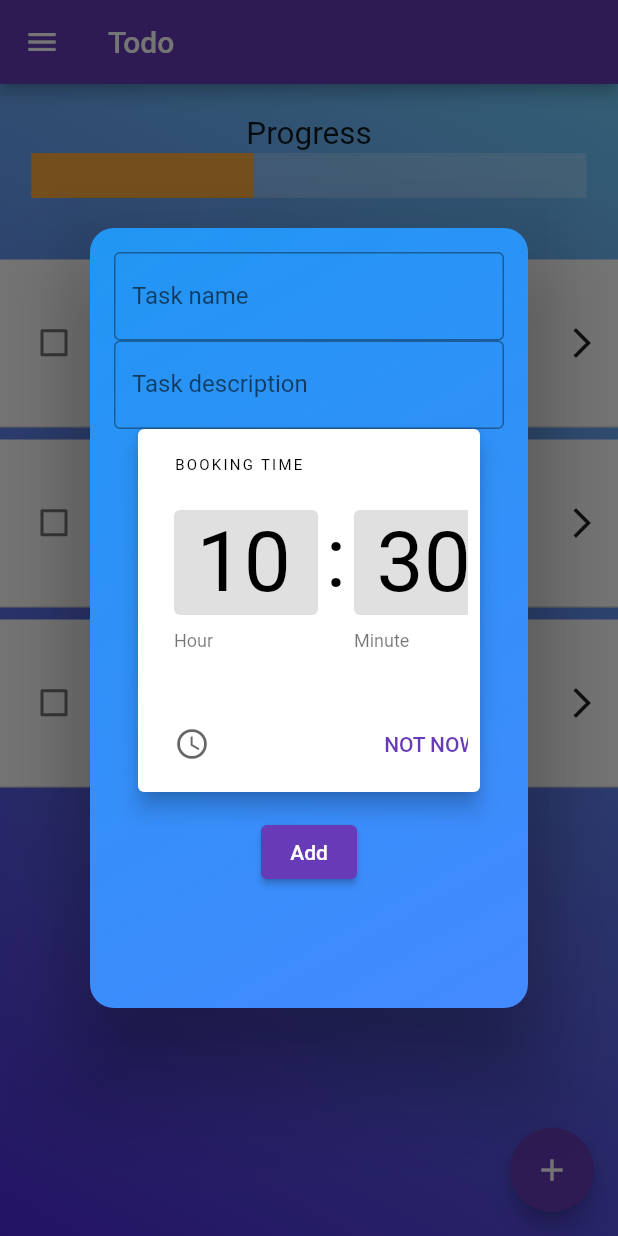
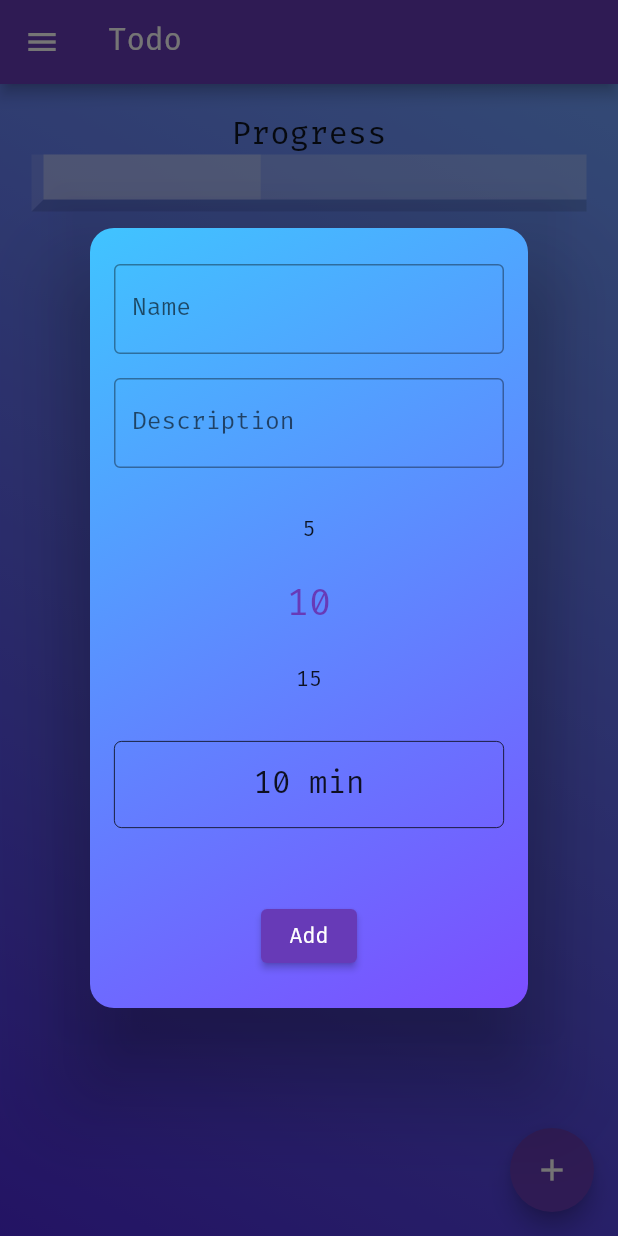
Before and after one commit to AlbinDalbert/TimeDiet, a Flutter app: the screen it shows after launch, after a tap on the "add" icon, on a phone screen of 412 x 824 dp. Run offline on Flutter 3.47's test engine with Material 2 defaults, Android fonts, the phone set to English and light mode, and no system bars; drawn by our look-alikes of numberpicker.

Commit message:
Added fonts and fixed the listview
The liftview is now dynamic and the floating action buttom works to add tasks to the list and taskList object

```diff
--- a/lib/main.dart
+++ b/lib/main.dart
@@ -2,11 +2,14 @@ import 'dart:async';
 import 'dart:developer';
 import 'package:flutter/rendering.dart';
 import 'package:todo_list/taskActivity.dart';
+import 'package:numberpicker/numberpicker.dart';
 import 'tasks.dart';
 import 'package:flutter/material.dart';
 
+TaskList taskList = TaskList();
+
 void main() {
-  runApp(MyApp());
+  runApp(const MyApp());
 }
 
 class MyApp extends StatelessWidget {
@@ -17,7 +20,10 @@ class MyApp extends StatelessWidget {
   @override
   Widget build(BuildContext context) {
     return MaterialApp(
-      theme: ThemeData(primarySwatch: Colors.deepPurple),
+      theme: ThemeData(
+        primarySwatch: Colors.deepPurple,
+        fontFamily: 'FiraCode',
+      ),
       title: 'Todo',
       home: const MyHomePage(),
     );
@@ -44,14 +50,14 @@ class MyHomePage extends StatelessWidget {
         body: Container(
           child: Column(children: [
             const Progress(),
-            TaskList(),
+            TaskListView(),
           ]),
           decoration: const BoxDecoration(
             gradient: LinearGradient(
               begin: Alignment.topRight,
               end: Alignment.bottomLeft,
               colors: [
-                Color.fromARGB(255, 112, 205, 255),
+                Color.fromARGB(255, 112, 160, 255),
                 Color.fromARGB(255, 77, 42, 218),
               ],
             ),
@@ -69,51 +75,82 @@ class MyHomePage extends StatelessWidget {
   }
 }
 
-class AddTaskDialog extends StatelessWidget {
+class AddTaskDialog extends StatefulWidget {
   const AddTaskDialog({Key? key}) : super(key: key);
 
   @override
+  State<StatefulWidget> createState() => _AddTaskDialogState();
+}
+
+class _AddTaskDialogState extends State<AddTaskDialog> {
+  int _currentMinutes = 10;
+
+  @override
   Widget build(BuildContext context) {
+    final taskNameController = TextEditingController();
+    final taskDescriptionController = TextEditingController();
+
     return Dialog(
       backgroundColor: Colors.transparent,
       child: Container(
         margin: const EdgeInsets.all(20),
         alignment: Alignment.center,
         padding: const EdgeInsets.all(16.0),
-        child: Column(children: [
-          const TextField(
-            decoration: InputDecoration(
+        child: Column(
+          children: [
+            TextField(
+              controller: taskNameController,
+              decoration: const InputDecoration(
                   border: OutlineInputBorder(),
-                labelText: 'Task name',
+                  labelText: 'Name',
                   hintText: 'Enter task name'),
             ),
-          const TextField(
-            decoration: InputDecoration(
+            TextField(
+              //onSubmitted: (value) => _name = value,
+              controller: taskDescriptionController,
+              decoration: const InputDecoration(
                   border: OutlineInputBorder(),
-                labelText: 'Task description',
+                  labelText: 'Description',
                   hintText: 'Enter task description'),
             ),
-          TimePickerDialog(
-            //context: context,
-            initialTime: TimeOfDay.now(),
-            initialEntryMode: TimePickerEntryMode.input,
-            confirmText: "CONFIRM",
-            cancelText: "NOT NOW",
-            helpText: "BOOKING TIME",
+            NumberPicker(
+              value: _currentMinutes,
+              minValue: 5,
+              step: 5,
+              maxValue: 240,
+              onChanged: (value) => setState(() => _currentMinutes = value),
+            ),
+            Container(
+              width: double.infinity,
+              padding: const EdgeInsets.all(16.0),
+              decoration: BoxDecoration(
+                border: Border.all(
+                  color: Colors.black,
+                  width: 0.5,
+                ),
+                borderRadius: BorderRadius.circular(5),
+              ),
+              child: Text('$_currentMinutes min',
+                  style: Theme.of(context).textTheme.headline6),
+              alignment: Alignment.center,
             ),
             const SizedBox(height: 16.0),
             ElevatedButton(
               onPressed: () {
                 //TODO add task
+                taskList.add(Task(taskNameController.text,
+                    taskDescriptionController.text, _currentMinutes));
                 Navigator.pop(context);
               },
               child: const Text('Add'),
             )
-        ]),
+          ],
+          mainAxisAlignment: MainAxisAlignment.spaceAround,
+        ),
         decoration: BoxDecoration(
           borderRadius: BorderRadius.circular(16.0),
           gradient: const LinearGradient(
-            colors: [Colors.blue, Colors.blueAccent],
+            colors: [Colors.lightBlueAccent, Colors.deepPurpleAccent],
             begin: Alignment.topLeft,
             end: Alignment.bottomRight,
           ),
@@ -122,8 +159,6 @@ class AddTaskDialog extends StatelessWidget {
       ),
     );
   }
-
-  void show(BuildContext context) {}
 }
 
 class Progress extends StatefulWidget {
@@ -151,80 +186,87 @@ class _ProgressState extends State<Progress> {
             ? Colors.greenAccent
             : Colors.green;
 */
-    ColorSwatch<int> _barColor;
+    Color _barColor;
     if (_progress == 1) {
       _barColor = Colors.green;
     } else {
-      _barColor = Colors.orangeAccent;
+      _barColor = Colors.white24;
     }
     return Container(
       margin: const EdgeInsets.all(21),
       child: Column(
         children: [
           const Text("Progress", style: TextStyle(fontSize: 21)),
-          LinearProgressIndicator(
+          Container(
+            decoration: const BoxDecoration(
+              border: Border(
+                bottom: BorderSide(color: Colors.black12, width: 8),
+                left: BorderSide(color: Colors.white12, width: 8),
+              ),
+            ),
+            child: LinearProgressIndicator(
               value: _progress,
               minHeight: 30,
               backgroundColor: Colors.white24,
               valueColor: AlwaysStoppedAnimation<Color>(_barColor),
             ),
-          /*
-          LinearProgressIndicator(
-            value: _progress,
-            minHeight: 30,
-            backgroundColor: Colors.white12,
-            color: _barColor,
-            semanticsLabel: '${(_progress * 100).toInt()}%',
           ),
-          */
         ],
       ),
     );
   }
 }
 
-class TaskList extends StatelessWidget {
-  TaskList({Key? key}) : super(key: key);
+class TaskListView extends StatelessWidget {
+  const TaskListView({Key? key}) : super(key: key);
 
-  final Tasks _tasks = Tasks();
+  //final TaskList _tasks = TaskList();
   //TaskList();
-  int completed() {
-    int completed = 0;
-    for (var task in _tasks.getTasks()) {
-      if (task.completed) completed++;
-    }
-    return completed;
-  }
 
   @override
   Widget build(BuildContext context) {
-    return Column(
+    return Expanded(
+        child: ListView.builder(
+      physics: const AlwaysScrollableScrollPhysics(),
+      scrollDirection: Axis.vertical,
+      shrinkWrap: true,
+      itemCount: taskList.getLength(),
+      itemBuilder: (context, index) {
+        //return Text('data');
+        return TaskListItem(index: index);
+      },
+      /*
       children: const [
         // add all tasks in the list here
         Text('hello'),
         TaskListItem(label: "Task 1"),
         TaskListItem(label: "Task 2"),
         TaskListItem(label: "Task 3"),
-      ],
-    );
+      ],*/
+    ));
   }
 }
 
 class TaskListItem extends StatefulWidget {
-  final String label;
-
-  const TaskListItem({Key? key, required this.label}) : super(key: key);
+  //final String label;
+  final int index;
+  const TaskListItem({Key? key, required this.index}) : super(key: key);
 
   @override
-  _TaskItemState createState() => _TaskItemState();
+  _TaskItemState createState() => _TaskItemState(index);
 }
 
 class _TaskItemState extends State<TaskListItem> {
   bool _isChecked = false;
   bool _done = false;
 
+  int index;
+
+  _TaskItemState(this.index);
+
   @override
   Widget build(BuildContext context) {
+    Task task = taskList.getTask(index);
     return AnimatedContainer(
       child: Row(
         crossAxisAlignment: CrossAxisAlignment.center,
@@ -243,28 +285,30 @@ class _TaskItemState extends State<TaskListItem> {
               mainAxisAlignment: MainAxisAlignment.spaceBetween,
               crossAxisAlignment: CrossAxisAlignment.center,
               children: [
-                Text(widget.label, style: const TextStyle(fontSize: 26)),
-                const Text("35:00", style: TextStyle(fontSize: 21)),
+                Text(task.name, style: const TextStyle(fontSize: 26)),
+                Text(task.getTimeString, style: const TextStyle(fontSize: 21)),
               ],
             ),
           ),
           const Icon(Icons.arrow_forward_ios),
         ],
       ),
-      padding: const EdgeInsets.symmetric(horizontal: 12, vertical: 4),
+      //padding: const EdgeInsets.symmetric(horizontal: 12, vertical: 4),
       decoration: BoxDecoration(
-        border:
-            const Border(bottom: BorderSide(color: Colors.black12, width: 1)),
+        border: const Border(
+          bottom: BorderSide(color: Colors.black12, width: 12),
+          //top: BorderSide(color: Colors.white12, width: 4),
+        ),
         //color: _done ? Colors.green[400] : Colors.white,
         gradient: LinearGradient(
           begin: Alignment.topLeft,
           end: Alignment.bottomRight,
           colors: _done
-              ? [Colors.green, Colors.greenAccent]
+              ? [Colors.white38, Colors.white38]
               : [Colors.white, Colors.white],
         ),
       ),
-      margin: const EdgeInsets.symmetric(vertical: 4),
+      margin: const EdgeInsets.symmetric(vertical: 6),
       alignment: Alignment.center,
       height: 112,
       duration: const Duration(milliseconds: 200),
--- a/lib/tasks.dart
+++ b/lib/tasks.dart
@@ -8,44 +8,64 @@ class Task {
   String name;
   String description;
   int totalTime;
-  int _timeLeft = 0;
-  String status;
-  Task(this.name, this.description, this.totalTime, this.status) {
-    int _timeLeft = totalTime;
+  int _timeLeftSec = 0;
+  Task(this.name, this.description, this.totalTime) {
+    _timeLeftSec = totalTime * 60;
   }
 
   get getName => name;
   get getDescription => description;
   int get getTotalTime => totalTime;
-  get getStatus => status;
+  //int get getTimeLeft => _timeLeft;
+
+  get getTimeString {
+    int hours = _timeLeftSec ~/ 3600;
+    int minutes = _timeLeftSec ~/ 60 % 60;
+    int seconds = _timeLeftSec % 60;
+
+    return '0$hours:' +
+        (minutes < 10
+            ? '0$minutes'
+            : '$minutes' ':' + (seconds < 10 ? '0$seconds' : '$seconds'));
+//    String timeString =
+    //      '${hours.toString().padLeft(2, '0')}:${minutes.toString().padLeft(2, '0')}:${seconds.toString().padLeft(2, '0')}';
+    // return timeString;
+  }
 
   startTask() {
-    _timeLeft = totalTime;
-    status = 'started';
+    _timeLeftSec = totalTime;
     // TODO start the task timer
     // on other thread
   }
 }
 
-class Tasks {
-  List<Task> tasks = [];
+class TaskList {
+  List<Task> taskList = <Task>[];
   int rawTotalTime = 0;
   int rawCompletedTime = 0;
   Tasks() {
     //TODO add tasks from database
 
-    // temp tasks
-    tasks.add(Task("Task 1", "Description 1", 6000, "In Progress"));
-    tasks.add(Task("Task 2", "Description 2", 6000, "In Progress"));
-    tasks.add(Task("Task 3", "Description 3", 6000, "In Progress"));
-
     // calculate raw total time
-    for (var task in tasks) {
+    for (var task in taskList) {
       rawTotalTime += task.getTotalTime;
     }
   }
 
-  get getTasks => tasks;
+  add(Task task) {
+    taskList.add(task);
+    rawTotalTime += task.getTotalTime;
+  }
+
+  Task getTask(int index) {
+    return taskList[index];
+  }
+
+  get getTasks => taskList;
+
+  int getLength() {
+    return taskList.length;
+  }
 }
 
 class Time {
```
Also changed, not shown: pubspec.yaml (+6 -33 lines), fonts/FiraCode-Bold.ttf (added), fonts/FiraCode-Light.ttf (added), fonts/FiraCode-Medium.ttf (added), fonts/FiraCode-Regular.ttf (added), fonts/FiraCode-Retina.ttf (added), fonts/FiraCode-SemiBold.ttf (added). Lines whose indentation alone changed are shown as unchanged.
